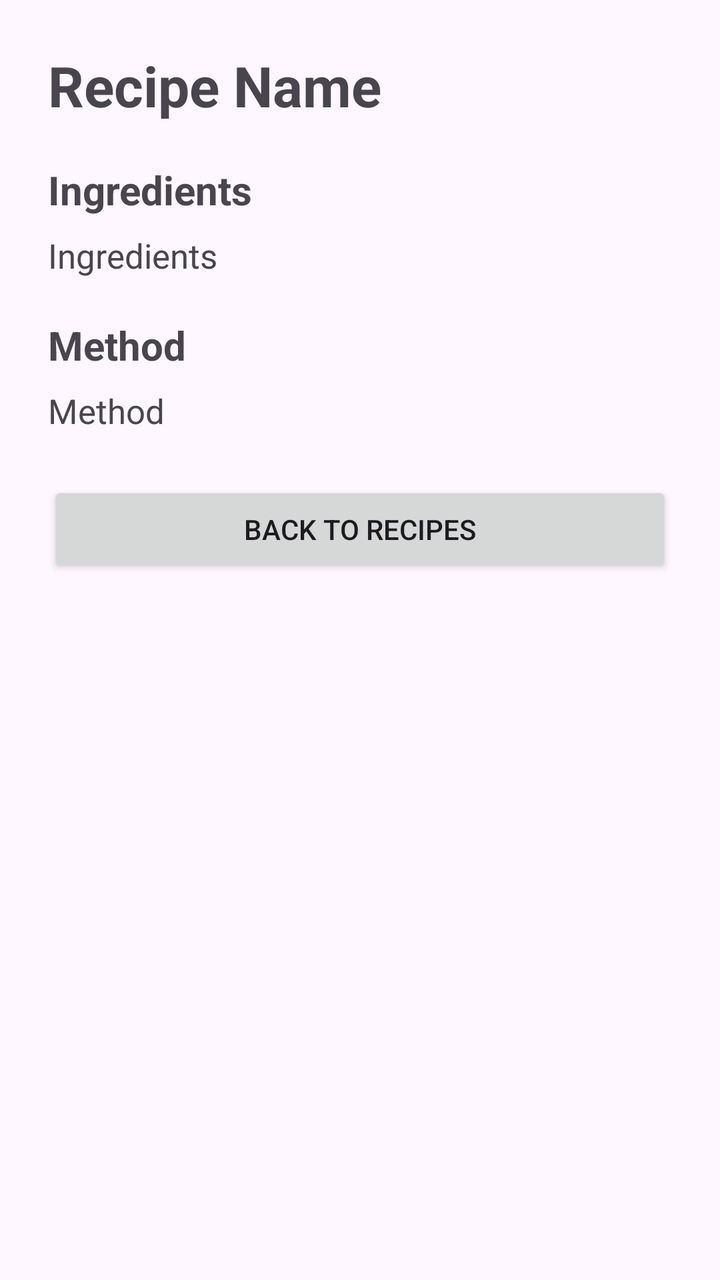
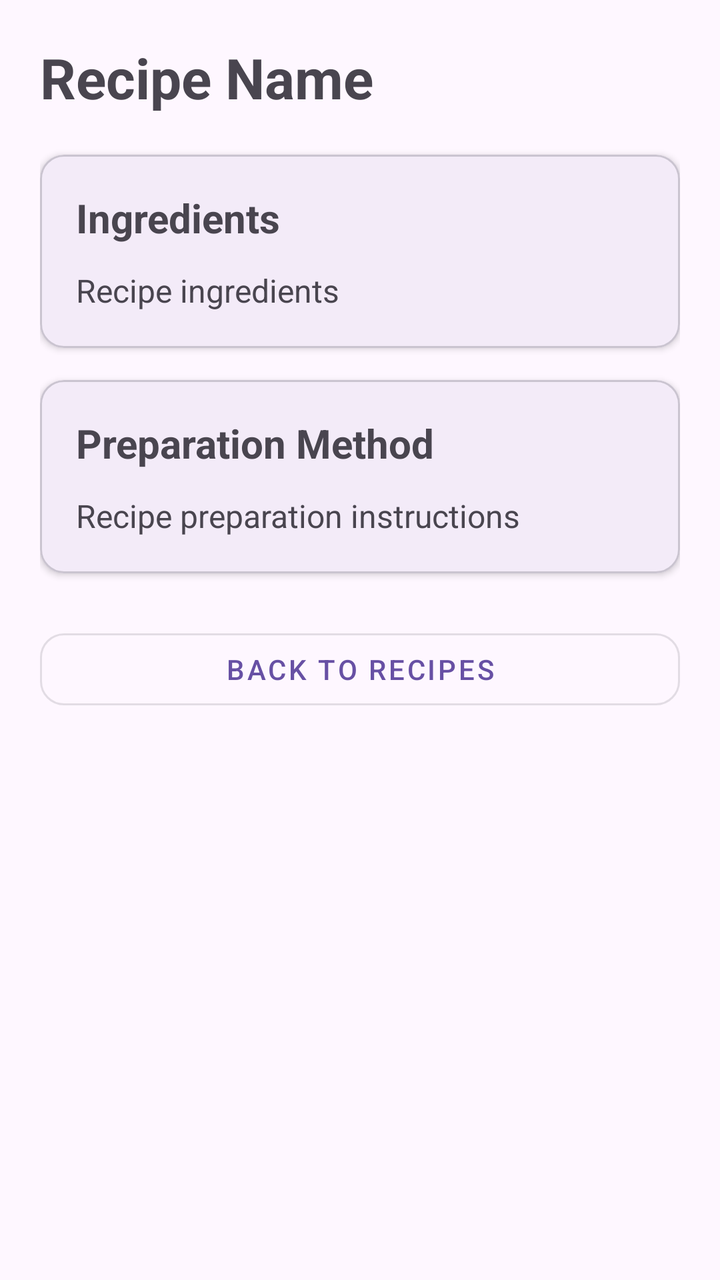

An Android layout rendered at two revisions. The XML below is the earlier revision; the diff shows what the commit changed to produce the second picture.
<!-- AndroidManifest.xml: application theme Theme.SmartPantryManager -->
<!-- res/layout/activity_recipe_detail.xml -->
<?xml version="1.0" encoding="utf-8"?>
<ScrollView
    xmlns:android="http://schemas.android.com/apk/res/android"
    android:layout_width="match_parent"
    android:layout_height="match_parent">

    <LinearLayout
        android:layout_width="match_parent"
        android:layout_height="wrap_content"
        android:orientation="vertical"
        android:padding="24dp">

        <TextView
            android:id="@+id/tvRecipeDetailName"
            android:layout_width="match_parent"
            android:layout_height="wrap_content"
            android:text="Recipe Name"
            android:textSize="28sp"
            android:textStyle="bold"/>

        <TextView
            android:layout_width="match_parent"
            android:layout_height="wrap_content"
            android:text="Ingredients"
            android:textSize="20sp"
            android:textStyle="bold"
            android:layout_marginTop="20dp"/>

        <TextView
            android:id="@+id/tvRecipeIngredients"
            android:layout_width="match_parent"
            android:layout_height="wrap_content"
            android:text="Ingredients"
            android:textSize="17sp"
            android:paddingTop="8dp"/>

        <TextView
            android:layout_width="match_parent"
            android:layout_height="wrap_content"
            android:text="Method"
            android:textSize="20sp"
            android:textStyle="bold"
            android:layout_marginTop="20dp"/>

        <TextView
            android:id="@+id/tvRecipeMethod"
            android:layout_width="match_parent"
            android:layout_height="wrap_content"
            android:text="Method"
            android:textSize="17sp"
            android:paddingTop="8dp"/>

        <Button
            android:id="@+id/btnBack"
            android:layout_width="match_parent"
            android:layout_height="wrap_content"
            android:text="Back to Recipes"
            android:layout_marginTop="24dp"/>

    </LinearLayout>

</ScrollView>
<!-- resources referenced by this layout -->
<resources>
  <style name="Theme.SmartPantryManager" parent="Base.Theme.SmartPantryManager" />
  <style name="Base.Theme.SmartPantryManager" parent="Theme.Material3.DayNight.NoActionBar">
          
          
      </style>
</resources>

<!-- the commit's change to res/layout/activity_recipe_detail.xml (unified diff, before → after) -->
@@ -1,14 +1,18 @@
 <?xml version="1.0" encoding="utf-8"?>
 <ScrollView
     xmlns:android="http://schemas.android.com/apk/res/android"
+    xmlns:app="http://schemas.android.com/apk/res-auto"
     android:layout_width="match_parent"
-    android:layout_height="match_parent">
+    android:layout_height="match_parent"
+    android:fillViewport="true">
 
     <LinearLayout
         android:layout_width="match_parent"
         android:layout_height="wrap_content"
         android:orientation="vertical"
-        android:padding="24dp">
+        android:padding="20dp">
+
+        
 
         <TextView
             android:id="@+id/tvRecipeDetailName"
@@ -16,46 +20,90 @@
             android:layout_height="wrap_content"
             android:text="Recipe Name"
             android:textSize="28sp"
-            android:textStyle="bold"/>
+            android:textStyle="bold"
+            android:layout_marginBottom="20dp" />
 
-        <TextView
+        
+
+        <com.google.android.material.card.MaterialCardView
             android:layout_width="match_parent"
             android:layout_height="wrap_content"
-            android:text="Ingredients"
-            android:textSize="20sp"
-            android:textStyle="bold"
-            android:layout_marginTop="20dp"/>
+            app:cardCornerRadius="12dp"
+            app:cardElevation="2dp"
+            app:strokeWidth="1dp">
 
-        <TextView
-            android:id="@+id/tvRecipeIngredients"
+            <LinearLayout
+                android:layout_width="match_parent"
+                android:layout_height="wrap_content"
+                android:orientation="vertical"
+                android:padding="18dp">
+
+                <TextView
+                    android:layout_width="match_parent"
+                    android:layout_height="wrap_content"
+                    android:text="Ingredients"
+                    android:textSize="20sp"
+                    android:textStyle="bold"
+                    android:layout_marginBottom="12dp" />
+
+                <TextView
+                    android:id="@+id/tvRecipeIngredients"
+                    android:layout_width="match_parent"
+                    android:layout_height="wrap_content"
+                    android:text="Recipe ingredients"
+                    android:textSize="16sp"
+                    android:lineSpacingExtra="5dp" />
+
+            </LinearLayout>
+
+        </com.google.android.material.card.MaterialCardView>
+
+        
+
+        <com.google.android.material.card.MaterialCardView
             android:layout_width="match_parent"
             android:layout_height="wrap_content"
-            android:text="Ingredients"
-            android:textSize="17sp"
-            android:paddingTop="8dp"/>
+            android:layout_marginTop="16dp"
+            app:cardCornerRadius="12dp"
+            app:cardElevation="2dp"
+            app:strokeWidth="1dp">
 
-        <TextView
+            <LinearLayout
+                android:layout_width="match_parent"
+                android:layout_height="wrap_content"
+                android:orientation="vertical"
+                android:padding="18dp">
+
+                <TextView
+                    android:layout_width="match_parent"
+                    android:layout_height="wrap_content"
+                    android:text="Preparation Method"
+                    android:textSize="20sp"
+                    android:textStyle="bold"
+                    android:layout_marginBottom="12dp" />
+
+                <TextView
+                    android:id="@+id/tvRecipeMethod"
+                    android:layout_width="match_parent"
+                    android:layout_height="wrap_content"
+                    android:text="Recipe preparation instructions"
+                    android:textSize="16sp"
+                    android:lineSpacingExtra="5dp" />
+
+            </LinearLayout>
+
+        </com.google.android.material.card.MaterialCardView>
+
+        
+
+        <com.google.android.material.button.MaterialButton
+            android:id="@+id/btnBack"
+            style="@style/Widget.MaterialComponents.Button.OutlinedButton"
             android:layout_width="match_parent"
             android:layout_height="wrap_content"
-            android:text="Method"
-            android:textSize="20sp"
-            android:textStyle="bold"
-            android:layout_marginTop="20dp"/>
-
-        <TextView
-            android:id="@+id/tvRecipeMethod"
-            android:layout_width="match_parent"
-            android:layout_height="wrap_content"
-            android:text="Method"
-            android:textSize="17sp"
-            android:paddingTop="8dp"/>
-
-        <Button
-            android:id="@+id/btnBack"
-            android:layout_width="match_parent"
-            android:layout_height="wrap_content"
+            android:layout_marginTop="24dp"
             android:text="Back to Recipes"
-            android:layout_marginTop="24dp"/>
+            app:cornerRadius="12dp" />
 
     </LinearLayout>
 
